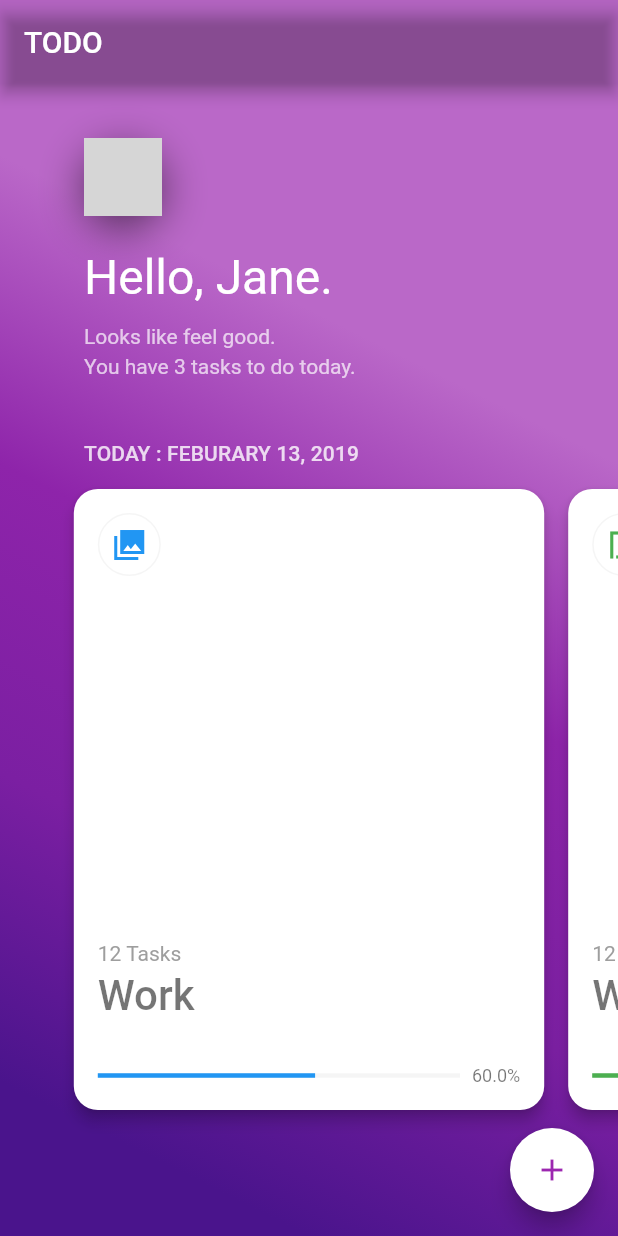
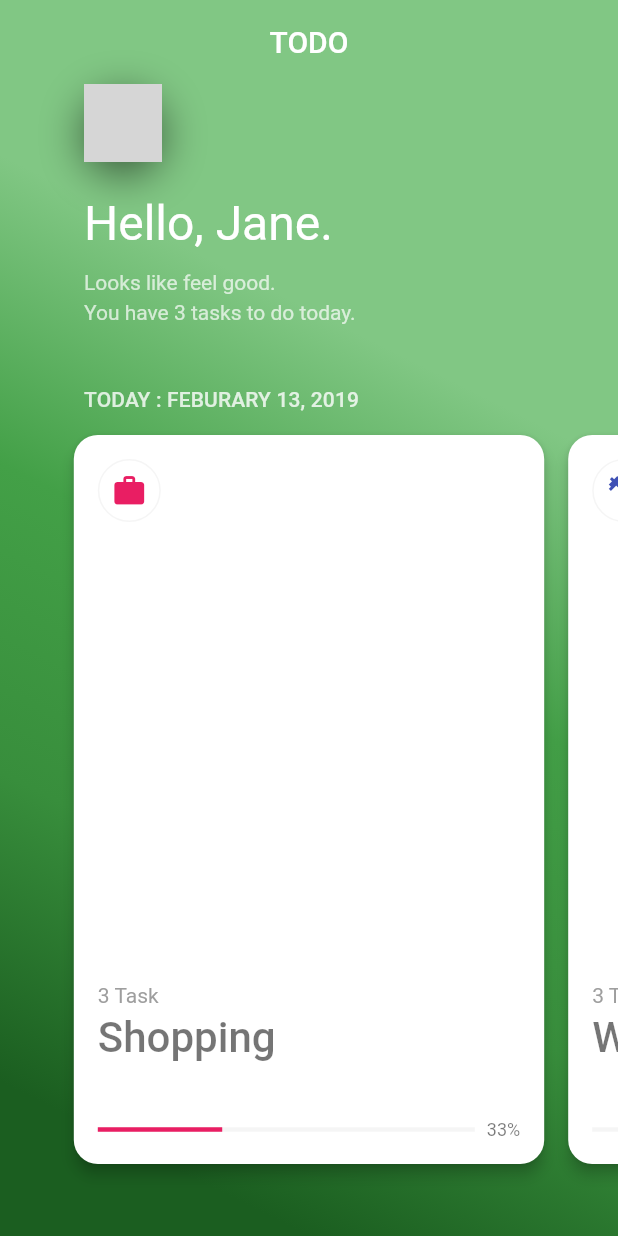
Before and after one commit to sabinbajracharya/fluttery-todo, a Flutter app: the screen it shows after launch, on a phone screen of 412 x 824 dp. Run offline on Flutter 3.47's test engine with Material 2 defaults, Android fonts, the phone set to English and light mode, and no system bars; our stand-ins replace sqflite; accounts and stored records are empty; generated files the repository leaves out were written again; network calls fail; Roboto replaces fonts that are missing (Hind); grey boxes are pictures that could not be loaded.

Commit message:
Add sqlite db for persistence storage of todos

```diff
--- /dev/null
+++ b/lib/db/db_provider.dart
@@ -0,0 +1,116 @@
+import 'package:flutter/material.dart';
+import 'package:sqflite/sqflite.dart';
+import 'package:path/path.dart' as p;
+import 'package:path_provider/path_provider.dart';
+import 'dart:io';
+
+import 'package:todo/model/todo_model.dart';
+import 'package:todo/model/task_model.dart';
+
+class DBProvider {
+  static Database _database;
+
+  DBProvider._();
+  static final DBProvider db = DBProvider._();
+
+  var todos = [
+    Todo(id: 234, parent: 1, name: "Meet Clients", isCompleted: 0),
+    Todo(id: 827, parent: 1, name: "Design Sprint", isCompleted: 0),
+    Todo(id: 914, parent: 1, name: "Icon set design for Mobile App", isCompleted: 1),
+    Todo(id: 83, parent: 2, name: "20 pushups", isCompleted: 0),
+    Todo(id: 3, parent: 2, name: "3 sets squats", isCompleted: 0),
+    Todo(id: 23, parent: 2, name: "15 burpees (3 sets)", isCompleted: 0),
+  ];
+
+  var tasks = [
+    Task(id: 1, name: 'Shopping', color: 8, codePoint: Icons.work.codePoint),
+    Task(id: 2, name: 'Workout', color: 7, codePoint: Icons.fitness_center.codePoint),
+  ];
+
+  Future<Database> get database async {
+    if (_database != null) return _database;
+
+    _database = await initDB();
+    return _database;
+  }
+
+  get _dbPath async {
+    String documentsDirectory = await _localPath;
+    return p.join(documentsDirectory, "Todo.db");
+  }
+
+  Future<bool> dbExists() async {
+    return File(await _dbPath).exists();
+  }
+
+  initDB() async {
+    String path = await _dbPath;
+    return await openDatabase(path, version: 1, onOpen: (db) {
+
+    }, onCreate: (Database db, int version) async {
+      print("DBProvider:: onCreate()");
+      await db.execute("CREATE TABLE Task ("
+          "id INTEGER PRIMARY KEY,"
+          "name TEXT,"
+          "color INTEGER,"
+          "code_point INTEGER"
+          ")");
+      await db.execute("CREATE TABLE Todo ("
+          "id INTEGER PRIMARY KEY,"
+          "name TEXT,"
+          "parent INTEGER,"
+          "completed INTEGER NOT NULL DEFAULT 0"
+          ")");
+    });
+  }
+
+  insertBulkTask(List<Task> tasks) async {
+    final db = await database;
+    tasks.forEach((it) async {
+      var res = await db.insert("Task", it.toJson());
+      print("Task ${it.id} = $res");
+    });
+  }
+
+  insertBulkTodo(List<Todo> todos) async {
+    final db = await database;
+    todos.forEach((it) async {
+      var res = await db.insert("Todo", it.toJson());
+      print("Todo ${it.id} = $res");
+    });
+  }
+
+  Future<List<Task>> getAllTask() async {
+    final db = await database;
+    var result = await db.query('Task');
+    return result.map((it) => Task.fromJson(it)).toList();
+  }
+
+  Future<List<Todo>> getAllTodo() async {
+    final db = await database;
+    var result = await db.query('Todo');
+    return result.map((it) => Todo.fromJson(it)).toList();
+  }
+
+  Future<int> updateTodo(Todo todo) async {
+    final db = await database;
+    return db
+        .update('Todo', todo.toJson(), where: 'id = ?', whereArgs: [todo.id]);
+  }
+
+  Future<int> removeTodo(Todo todo) async {
+    final db = await database;
+    return db.delete('Todo', where: 'id = ?', whereArgs: [todo.id]);
+  }
+
+  Future<String> get _localPath async {
+    final directory = await getApplicationDocumentsDirectory();
+    return directory.path;
+  }
+
+  closeDB() {
+    if (_database != null) {
+      _database.close();
+    }
+  }
+}
--- a/lib/main.dart
+++ b/lib/main.dart
@@ -8,7 +8,9 @@ import 'package:todo/shadow_image.dart';
 import 'package:todo/task_progress_indicator.dart';
 import 'package:todo/page/detail_screen.dart';
 import 'package:todo/model/hero_id_model.dart';
+import 'package:todo/model/task_model.dart';
 import 'package:todo/route/scale_route.dart';
+import 'package:todo/utils/color_utils.dart';
 
 void main() => runApp(MyApp());
 
@@ -44,34 +46,12 @@ class MyHomePage extends StatefulWidget {
 
   final String title;
 
-  final todos = [
-    {
-      "id": 923,
-      "code_point": 0xe878,
-      "progress": 60.0,
-      "color": Colors.blue,
-    },
-    {
-      "id": 933,
-      "code_point": 0xe7fd,
-      "progress": 40.0,
-      "color": Colors.green,
-    },
-    {
-      "id": 943,
-      "code_point": 0xe854,
-      "progress": 90.0,
-      "color": Colors.red,
-    },
-  ];
-
-  HeroId _generateHeroIds(int position) {
-    var todo = todos[position];
+  HeroId _generateHeroIds(Task task) {
     return HeroId(
-      codePointId: 'code_point_id_${todo['id']}',
-      progressId: 'progress_id_${todo['id']}',
-      titleId: 'title_id_${todo['id']}',
-      remainingTaskId: 'remaining_task_id_${todo['id']}',
+      codePointId: 'code_point_id_${task.id}',
+      progressId: 'progress_id_${task.id}',
+      titleId: 'title_id_${task.id}',
+      remainingTaskId: 'remaining_task_id_${task.id}',
     );
   }
 
@@ -81,14 +61,7 @@ class MyHomePage extends StatefulWidget {
 
 class _MyHomePageState extends State<MyHomePage> {
   PageController _pageController;
-  int _counter = 0;
-  MaterialColor color = Colors.purple;
-
-  void _incrementCounter() {
-    setState(() {
-      _counter++;
-    });
-  }
+  Color color = Colors.green;
 
   @override
   void initState() {
@@ -96,19 +69,14 @@ class _MyHomePageState extends State<MyHomePage> {
     super.initState();
   }
 
-  void _onHandleTap() {
-    var currentPageIndex = _pageController.page.toInt();
-    var todo = widget.todos[currentPageIndex];
-    var heroIds = widget._generateHeroIds(currentPageIndex);
+  void _onHandleTap(Task task) {
+    var heroIds = widget._generateHeroIds(task);
 
     Navigator.push(
       context,
       ScaleRoute(
         widget: DetailScreen(
-          color: todo['color'],
-          codePoint: todo['code_point'],
-          progress: todo['progress'],
-          id: todo['id'],
+          taskId: task.id,
           heroIds: heroIds,
         ),
       ),
@@ -132,13 +100,18 @@ class _MyHomePageState extends State<MyHomePage> {
         backgroundColor: Colors.transparent,
         appBar: AppBar(
           title: Text(widget.title),
+          centerTitle: true,
+          elevation: 0.0,
           backgroundColor: Colors.transparent,
         ),
-        body: Column(
+        body: ScopedModelDescendant<TodoListModel>(
+          builder: (BuildContext context, Widget child, TodoListModel model) {
+            var _tasks = model.tasks;
+            return Column(
               crossAxisAlignment: CrossAxisAlignment.start,
               children: <Widget>[
                 Container(
-              margin: EdgeInsets.only(top: 36.0, left: 56.0),
+                  margin: EdgeInsets.only(top: 0.0, left: 56.0),
                   child: Column(
                     crossAxisAlignment: CrossAxisAlignment.start,
                     children: <Widget>[
@@ -186,19 +159,19 @@ class _MyHomePageState extends State<MyHomePage> {
                   child: NotificationListener<ScrollNotification>(
                     onNotification: (notification) {
                       if (notification is ScrollEndNotification) {
-                    var currentPage = _pageController.page;
+                        var currentPage = _pageController.page.round().toInt();
                         print("ScrollNotification = ${_pageController.page}");
                         setState(() {
-                      color = widget.todos[currentPage.toInt()]["color"];
+                          color = ColorUtils.getColorFrom(id: _tasks[currentPage].color);
                         });
                       }
                     },
                     child: PageView.builder(
                       controller: _pageController,
                       itemBuilder: (BuildContext context, int index) {
-                    var heroIds = widget._generateHeroIds(index);
+                        var heroIds = widget._generateHeroIds(_tasks[index]);
                         return GestureDetector(
-                      onTap: _onHandleTap,
+                          onTap: () => _onHandleTap(_tasks[index]),
                           child: Card(
                             shape: RoundedRectangleBorder(
                               borderRadius: BorderRadius.circular(16.0),
@@ -229,10 +202,10 @@ class _MyHomePageState extends State<MyHomePage> {
                                       ),
                                       child: Icon(
                                         IconData(
-                                      widget.todos[index]["code_point"],
+                                          _tasks[index].codePoint,
                                           fontFamily: 'MaterialIcons',
                                         ),
-                                    color: widget.todos[index]["color"],
+                                        color:ColorUtils.getColorFrom(id: _tasks[index].color),
                                       ),
                                     ),
                                   ),
@@ -244,7 +217,7 @@ class _MyHomePageState extends State<MyHomePage> {
                                     child: Hero(
                                       tag: heroIds.remainingTaskId,
                                       child: Text(
-                                    '12 Tasks',
+                                        "${model.getTotalTodosFrom(task: model.tasks[index])} Task",
                                         style: Theme.of(context)
                                             .textTheme
                                             .body1
@@ -255,7 +228,7 @@ class _MyHomePageState extends State<MyHomePage> {
                                   Container(
                                     child: Hero(
                                       tag: heroIds.titleId,
-                                  child: Text('Work',
+                                      child: Text(_tasks[index].name,
                                           style: Theme.of(context)
                                               .textTheme
                                               .title
@@ -266,8 +239,8 @@ class _MyHomePageState extends State<MyHomePage> {
                                   Hero(
                                     tag: heroIds.progressId,
                                     child: TaskProgressIndicator(
-                                  color: widget.todos[index]["color"],
-                                  progress: widget.todos[index]["progress"],
+                                      color: ColorUtils.getColorFrom(id: _tasks[index].color),
+                                      progress: model.getTaskCompletionPercent(model.tasks[index]),
                                     ),
                                   ),
                                 ],
@@ -276,22 +249,24 @@ class _MyHomePageState extends State<MyHomePage> {
                           ),
                         );
                       },
-                  itemCount: widget.todos.length,
+                      itemCount: _tasks.length,
                     ),
                   ),
                 ),
                 Container(
-              margin: EdgeInsets.only(bottom: 68.0),
+                  margin: EdgeInsets.only(bottom: 32.0),
                 ),
               ],
+            );
+          },
         ),
-        floatingActionButton: FloatingActionButton(
-          onPressed: _incrementCounter,
-          tooltip: 'New Todo',
-          backgroundColor: Colors.white,
-          foregroundColor: color,
-          child: Icon(Icons.add),
-        ),
+        // floatingActionButton: FloatingActionButton(
+        //   onPressed: _incrementCounter,
+        //   tooltip: 'New Todo',
+        //   backgroundColor: Colors.white,
+        //   foregroundColor: color,
+        //   child: Icon(Icons.add),
+        // ),
       ),
     );
   }
--- /dev/null
+++ b/lib/model/task_model.dart
@@ -0,0 +1,25 @@
+import 'package:flutter/material.dart';
+import 'package:json_annotation/json_annotation.dart';
+
+part 'task_model.g.dart';
+
+@JsonSerializable()
+class Task {
+  int id;
+  String name;
+  int color;
+  @JsonKey(name: 'code_point')
+  int codePoint;
+
+  Task({@required this.id, @required this.name, @required this.color, @required this.codePoint});
+
+  /// A necessary factory constructor for creating a new User instance
+  /// from a map. Pass the map to the generated `_$TaskFromJson()` constructor.
+  /// The constructor is named after the source class, in this case User.
+  factory Task.fromJson(Map<String, dynamic> json) => _$TaskFromJson(json);
+
+  /// `toJson` is the convention for a class to declare support for serialization
+  /// to JSON. The implementation simply calls the private, generated
+  /// helper method `_$TaskFromJson`.
+  Map<String, dynamic> toJson() => _$TaskToJson(this);
+}
--- a/lib/model/todo_model.dart
+++ b/lib/model/todo_model.dart
@@ -1,17 +1,38 @@
 import 'package:meta/meta.dart';
+import 'package:json_annotation/json_annotation.dart';
 
+part 'todo_model.g.dart';
+
+@JsonSerializable()
 class Todo {
-  int id;
-  String text;
-  bool isCompleted;
+  int id, parent;
+  String name;
+  @JsonKey(name: 'completed')
+  int isCompleted;
 
-  Todo({@required this.id, @required this.text, @required this.isCompleted});
+  Todo({
+    @required this.id,
+    @required this.parent,
+    @required this.name,
+    @required this.isCompleted,
+  });
 
-  Todo copy({String text, bool isCompleted, int id}) {
+  Todo copy({String name, int isCompleted, int id, int parent}) {
     return Todo(
-      text: text ?? this.text,
+      name: name ?? this.name,
       isCompleted: isCompleted ?? this.isCompleted,
       id: id ?? this.id,
+      parent: parent ?? this.parent,
     );
   }
+
+    /// A necessary factory constructor for creating a new User instance
+  /// from a map. Pass the map to the generated `_$TodoFromJson()` constructor.
+  /// The constructor is named after the source class, in this case User.
+  factory Todo.fromJson(Map<String, dynamic> json) => _$TodoFromJson(json);
+
+  /// `toJson` is the convention for a class to declare support for serialization
+  /// to JSON. The implementation simply calls the private, generated
+  /// helper method `_$TodoFromJson`.
+  Map<String, dynamic> toJson() => _$TodoToJson(this);
 }
--- a/lib/route/scale_route.dart
+++ b/lib/route/scale_route.dart
@@ -9,7 +9,7 @@ class ScaleRoute extends PageRouteBuilder {
         transitionsBuilder: (BuildContext context, Animation<double> animation, Animation<double> secondaryAnimation, Widget child) {
           return new ScaleTransition(
             scale: new Tween<double>(
-              begin: 0.5,
+              begin: 0.6,
               end: 1.0,
             ).animate(
                 CurvedAnimation(
--- a/lib/task_progress_indicator.dart
+++ b/lib/task_progress_indicator.dart
@@ -1,7 +1,7 @@
 import 'package:flutter/material.dart';
 
 class TaskProgressIndicator extends StatelessWidget {
-  final MaterialColor color;
+  final Color color;
   final progress;
 
   final _height = 3.0;
--- /dev/null
+++ b/lib/utils/color_utils.dart
@@ -0,0 +1,20 @@
+import 'package:flutter/material.dart';
+
+class ColorUtils {
+
+  static const Map<int, MaterialColor> _colors = {
+    0: Colors.blue,
+    1: Colors.green,
+    2: Colors.red,
+    3: Colors.purple,
+    4: Colors.yellow,
+    5: Colors.amber,
+    6: Colors.teal,
+    7: Colors.indigo,
+    8: Colors.pink,
+  };
+
+  static Color getColorFrom({int id}) {
+    return _colors.containsKey(id) ? _colors[id] : _colors[0];
+  }
+}
--- a/pubspec.yaml
+++ b/pubspec.yaml
@@ -16,6 +16,10 @@ dependencies:
   flutter:
     sdk: flutter
   scoped_model: ^1.0.1
+  # objectdb: ^1.0.5
+  path_provider: ^0.5.0+1
+  json_annotation: ^2.0.0
+  sqflite: ^1.1.0
 
   # The following adds the Cupertino Icons font to your application.
   # Use with the CupertinoIcons class for iOS style icons.
@@ -24,6 +28,8 @@ dependencies:
 dev_dependencies:
   flutter_test:
     sdk: flutter
+  build_runner: ^1.0.0
+  json_serializable: ^2.0.2
 
 
 # For information on the generic Dart part of this file, see the
```
Also changed, not shown: lib/model/todo_list_model.dart (+112 -12 lines), lib/page/detail_screen.dart (+26 -28 lines), lib/model/task_model.g.dart (added), lib/model/todo_model.g.dart (added), 8 other files. Lines whose indentation alone changed are shown as unchanged.
